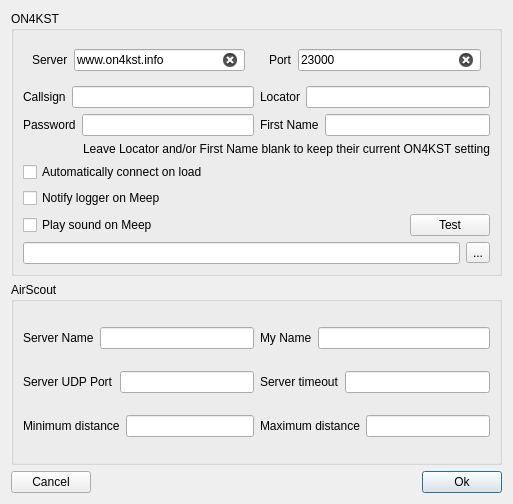
Qt form mqt/MqtKSTClient/kstconfigure.ui (Rsclub22/Minos2-Mirror) before a commit.
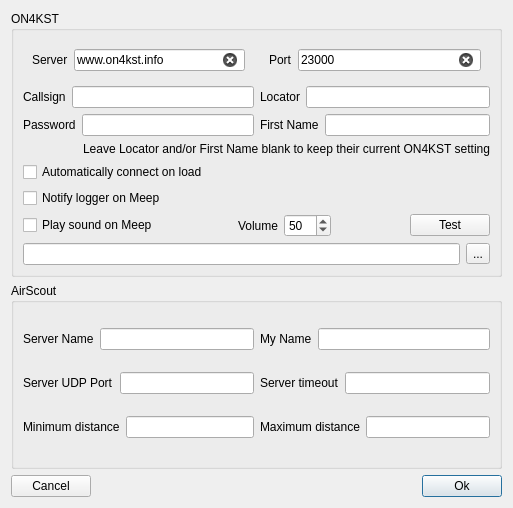
The same form after that commit.

Commit message: Add volume control for meep sound

The edit to the form file:
```diff
--- a/mqt/MqtKSTClient/kstconfigure.ui
+++ b/mqt/MqtKSTClient/kstconfigure.ui
@@ -7,7 +7,7 @@
     <x>0</x>
     <y>0</y>
     <width>513</width>
-    <height>504</height>
+    <height>508</height>
    </rect>
   </property>
   <property name="windowTitle">
@@ -220,6 +220,39 @@
           </property>
          </widget>
         </item>
+        <item>
+         <spacer name="horizontalSpacer_5">
+          <property name="orientation">
+           <enum>Qt::Horizontal</enum>
+          </property>
+          <property name="sizeHint" stdset="0">
+           <size>
+            <width>40</width>
+            <height>20</height>
+           </size>
+          </property>
+         </spacer>
+        </item>
+        <item>
+         <widget class="QLabel" name="label_14">
+          <property name="text">
+           <string>Volume</string>
+          </property>
+         </widget>
+        </item>
+        <item>
+         <widget class="QSpinBox" name="volumeSpinBox">
+          <property name="minimum">
+           <number>1</number>
+          </property>
+          <property name="maximum">
+           <number>100</number>
+          </property>
+          <property name="value">
+           <number>50</number>
+          </property>
+         </widget>
+        </item>
         <item>
          <spacer name="horizontalSpacer_4">
           <property name="orientation">
```
The commit also changes 6 other files.
